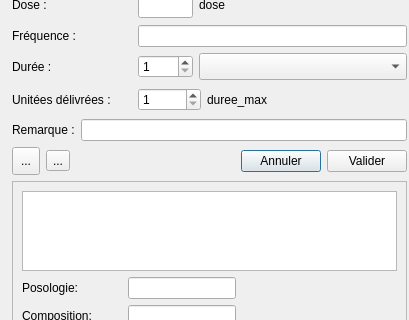
FrancoisBagaini/OpenVet0.2, file VetGUI/Form_prescrire.ui: the form before one commit; both pictures show x 0 to 409 and y 111 to 431 of the 409 by 573 pixel window.
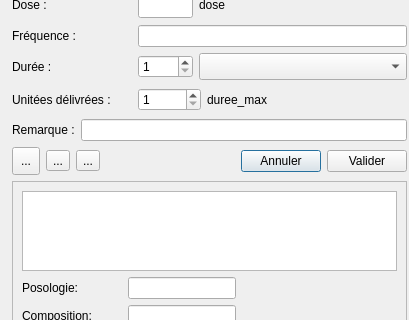
The form after the commit. Icons and pictures are not drawn. Custom widgets are drawn as their Qt base class.

```diff
--- a/VetGUI/Form_prescrire.ui
+++ b/VetGUI/Form_prescrire.ui
@@ -287,6 +287,26 @@
           </property>
          </widget>
         </item>
+        <item>
+         <widget class="QToolButton" name="toolButton_erase">
+          <property name="toolTip">
+           <string>Effacer la prescription</string>
+          </property>
+          <property name="text">
+           <string>...</string>
+          </property>
+          <property name="icon">
+           <iconset resource="resources.qrc">
+            <normaloff>:/newPrefix/images/delete2.png</normaloff>:/newPrefix/images/delete2.png</iconset>
+          </property>
+          <property name="iconSize">
+           <size>
+            <width>24</width>
+            <height>24</height>
+           </size>
+          </property>
+         </widget>
+        </item>
         <item>
          <spacer name="horizontalSpacer_2">
           <property name="orientation">
```
